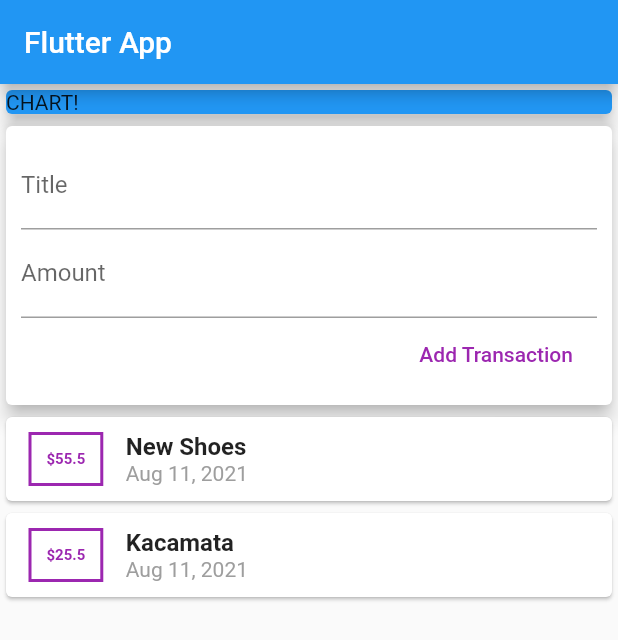
After one commit to mahendraiqbal/aplikasi_pertama, a Flutter app: the screen it shows after launch, after a tap on "Add Transaction", on a phone screen of 412 x 824 dp. The commit adds this screen. Shown: the top 640 px of the screen. Run offline on Flutter 3.47's test engine with Material 2 defaults, Android fonts, the phone set to English and light mode, and no system bars.

Commit message:
pohon widget

```diff
--- /dev/null
+++ b/lib/widget/new_transaction.dart
@@ -0,0 +1,47 @@
+import 'package:flutter/material.dart';
+
+class NewTransaction extends StatelessWidget {
+  final Function addTx;
+  final titleController = TextEditingController();
+  final amountController = TextEditingController();
+
+  NewTransaction(this.addTx);
+
+  @override
+  Widget build(BuildContext context) {
+    return Card(
+      elevation: 5,
+      child: Container(
+        padding: EdgeInsets.all(10),
+        child: Column(
+          crossAxisAlignment: CrossAxisAlignment.end,
+          children: <Widget>[
+            TextField(
+              decoration: InputDecoration(labelText: 'Title'),
+              controller: titleController,
+              // onChanged: (val) {
+              //   titleInput = val;
+              // },
+            ),
+            TextField(
+              decoration: InputDecoration(labelText: 'Amount'),
+              controller: amountController,
+              // onChanged: (val) => amountInput = val,
+            ),
+            // ignore: deprecated_member_use
+            FlatButton(
+              child: Text('Add Transaction'),
+              textColor: Colors.purple,
+              onPressed: () {
+                addTx(
+                  titleController.text,
+                  double.parse(amountController.text),
+                );
+              },
+            )
+          ],
+        ),
+      ),
+    );
+  }
+}
--- /dev/null
+++ b/lib/widget/transaction_list.dart
@@ -0,0 +1,67 @@
+import 'package:flutter/material.dart';
+import 'package:intl/intl.dart';
+
+import '../models/transaction.dart';
+
+class TransactionList extends StatelessWidget {
+  final List<Transaction> transactions;
+
+  TransactionList(this.transactions);
+
+  @override
+  Widget build(BuildContext context) {
+    return Container(
+      height: 300,
+      child: SingleChildScrollView(
+        child: Column(
+          children: transactions.map(
+            (tx) {
+              return Card(
+                child: Row(
+                  children: <Widget>[
+                    Container(
+                      margin:
+                          EdgeInsets.symmetric(vertical: 10, horizontal: 15),
+                      decoration: BoxDecoration(
+                        border: Border.all(
+                          color: Colors.purple,
+                          width: 2,
+                        ),
+                      ),
+                      padding: EdgeInsets.all(10),
+                      child: Text(
+                        '\$${tx.amount}',
+                        style: TextStyle(
+                          fontWeight: FontWeight.bold,
+                          fontSize: 10,
+                          color: Colors.purple,
+                        ),
+                      ),
+                    ),
+                    Column(
+                      crossAxisAlignment: CrossAxisAlignment.start,
+                      children: <Widget>[
+                        Text(
+                          tx.title,
+                          style: TextStyle(
+                            fontSize: 16,
+                            fontWeight: FontWeight.bold,
+                          ),
+                        ),
+                        Text(
+                          // DateFormat('yyyy-MM-dd').format(tx.date),
+                          DateFormat.yMMMd().format(tx.date),
+                          style: TextStyle(color: Colors.grey),
+                        ),
+                      ],
+                    )
+                  ],
+                ),
+              );
+            },
+          ).toList(),
+        ),
+      ),
+    );
+  }
+}
--- /dev/null
+++ b/lib/widget/user_transaction.dart
@@ -0,0 +1,50 @@
+import 'package:flutter/material.dart';
+
+import './new_transaction.dart';
+import './transaction_list.dart';
+import '../models/transaction.dart';
+
+class UserTransactions extends StatefulWidget {
+  @override
+  _UserTransactions createState() => _UserTransactions();
+}
+
+class _UserTransactions extends State<UserTransactions> {
+  final List<Transaction> _userTransactions = [
+    Transaction(
+      id: 't1',
+      title: 'New Shoes',
+      amount: 55.5,
+      date: DateTime.now(),
+    ),
+    Transaction(
+      id: 't2',
+      title: 'Kacamata',
+      amount: 25.5,
+      date: DateTime.now(),
+    ),
+  ];
+
+  void _addNewTransaction(String title, double amount) {
+    final newTx = Transaction(
+      title: title,
+      amount: amount,
+      date: DateTime.now(),
+      id: DateTime.now().toString(),
+    );
+
+    setState(() {
+      _userTransactions.add(newTx);
+    });
+  }
+
+  @override
+  Widget build(BuildContext context) {
+    return Column(
+      children: <Widget>[
+        NewTransaction(_addNewTransaction),
+        TransactionList(_userTransactions),
+      ],
+    );
+  }
+}
```
Also changed, not shown: lib/main.dart (+4 -95 lines), lib/models/transaction.dart (renamed from lib/transaction.dart).
